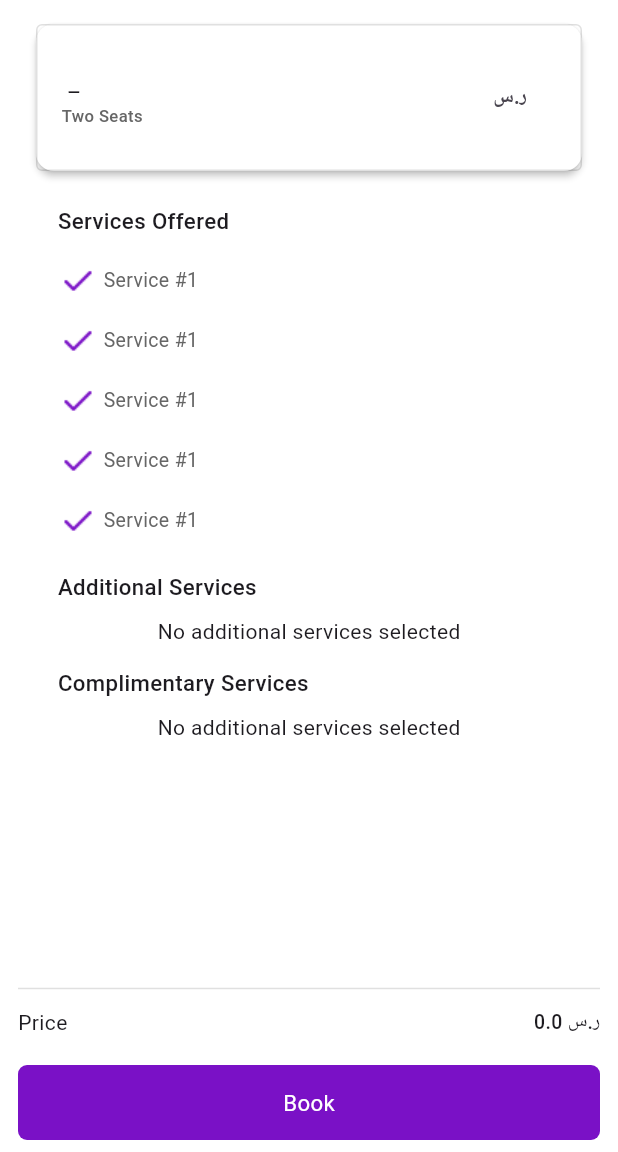
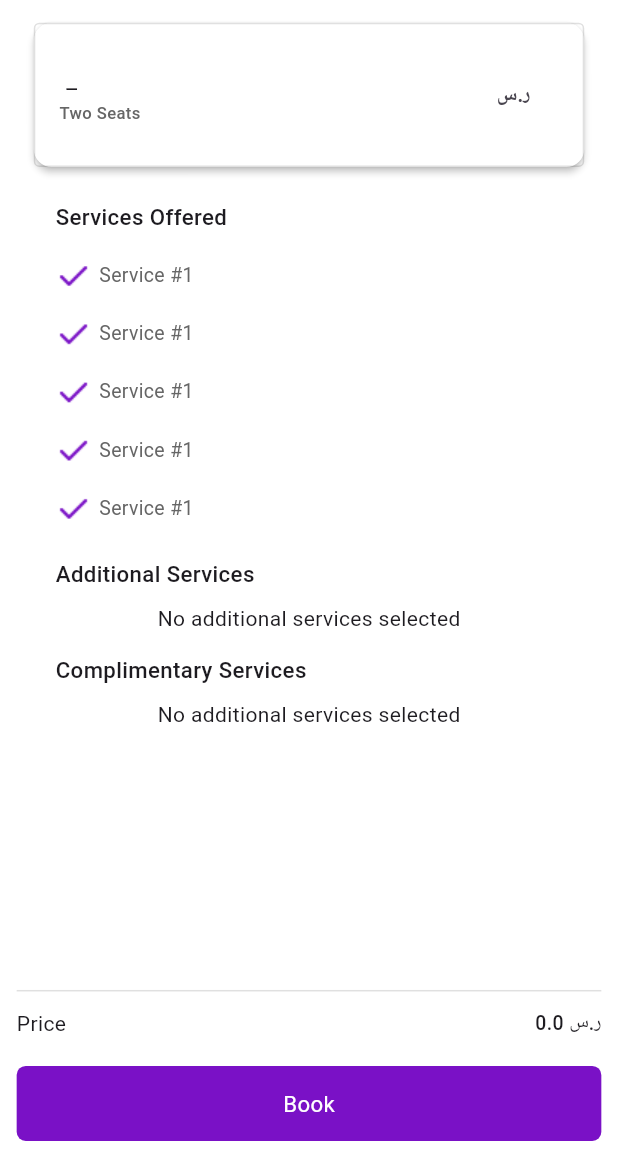
Before and after one commit to BahiOsama/best_touch, a Flutter app: the NormalWash screen opened directly with empty values, after a tap on "Book", on a phone screen of 412 x 824 dp, the part 84-1236 px from its top. Run offline on Flutter 3.47's test engine with Material 3 defaults, Android fonts, the light colour scheme and no system bars; our stand-ins replace bloc, carousel_slider, dartz, dio, dots_indicator, easy_localization and 17 more; missing offline and left inert: app_settings, svg_image, webview_flutter_android, webview_flutter_wkwebview; accounts and stored records are empty; network calls fail.

Commit message:
screenUtils

```diff
--- a/lib/home_screen/presentation/screens/bottom_nav_bar_screen.dart
+++ b/lib/home_screen/presentation/screens/bottom_nav_bar_screen.dart
@@ -46,7 +46,7 @@ class _BottomNavBarScreenState extends State<BottomNavBarScreen> {
               icon: SizedBox(
                 height: 33.r,
                 child: Icon(
-                  size: 32,
+                  size: 32.r,
                   Icons.home,
                   color: currentIndex == 0
                       ? AppColors.secondColor
--- a/lib/home_screen/presentation/screens/car_Wash_Stations.dart
+++ b/lib/home_screen/presentation/screens/car_Wash_Stations.dart
@@ -52,7 +52,7 @@ class _CarWashStationsState extends State<CarWashStations> {
                       ),
                     ),
                     backgroundColor: Colors.white,
-                    expandedHeight: 30,
+                    expandedHeight: 30.r,
                     floating: false,
                     pinned: true,
                   ),
--- a/lib/home_screen/presentation/screens/data_form.dart
+++ b/lib/home_screen/presentation/screens/data_form.dart
@@ -46,7 +46,7 @@ class _DataFormState extends State<DataForm> {
           children: [
             15.verticalSpace,
             Padding(
-              padding: const EdgeInsets.only(right: 4),
+              padding: EdgeInsets.only(right: 4.r),
               child: Row(
                 children: [
                   Image.asset(
@@ -125,7 +125,7 @@ class _DataFormState extends State<DataForm> {
                     ),
                   ),
                 ),
-                const SizedBox(width: 10),
+                SizedBox(width: 10.r),
                 Expanded(
                   child: TextField(
                     decoration: InputDecoration(
@@ -226,7 +226,7 @@ class _DataFormState extends State<DataForm> {
                     gravity: ToastGravity.BOTTOM,
                     backgroundColor: Colors.red,
                     textColor: Colors.white,
-                    fontSize: 16.0,
+                    fontSize: 16.0.r,
                   );
                 } else {
                   showDialog(
--- a/lib/home_screen/presentation/screens/home_screen.dart
+++ b/lib/home_screen/presentation/screens/home_screen.dart
@@ -93,7 +93,7 @@ class _HomeScreenState extends State<HomeScreen> {
                               image: image);
                         },
                         options: CarouselOptions(
-                          height: 140,
+                          height: 140.r,
                           aspectRatio: 16 / 9,
                           viewportFraction: 0.8,
                           initialPage: 0,
@@ -115,8 +115,8 @@ class _HomeScreenState extends State<HomeScreen> {
                         ),
                       ),
                       Positioned(
-                        bottom: 8,
-                        right: 170,
+                        bottom: 8.r,
+                        right: 170.r,
                         child: DotsIndicator(
                           decorator: const DotsDecorator(
                             activeColor: Colors.yellow,
--- a/lib/home_screen/presentation/screens/normal_wash.dart
+++ b/lib/home_screen/presentation/screens/normal_wash.dart
@@ -97,7 +97,7 @@ class _NormalWashState extends State<NormalWash> {
         slivers: [
           SliverToBoxAdapter(
             child: Padding(
-              padding: const EdgeInsets.symmetric(horizontal: 20),
+              padding: EdgeInsets.symmetric(horizontal: 20.r),
               child: Column(
                 crossAxisAlignment: CrossAxisAlignment.stretch,
                 children: [
@@ -116,7 +116,8 @@ class _NormalWashState extends State<NormalWash> {
               (context, index) {
                 return Padding(
                   padding:
-                      const EdgeInsets.symmetric(vertical: 8.0, horizontal: 20),
+                      const EdgeInsets.symmetric(vertical: 8.0, horizontal: 20)
+                          .r,
                   child: Row(
                     children: [
                       Image.asset(
@@ -137,7 +138,7 @@ class _NormalWashState extends State<NormalWash> {
           SliverToBoxAdapter(
             child: Padding(
               padding:
-                  const EdgeInsets.symmetric(vertical: 8.0, horizontal: 20),
+                  const EdgeInsets.symmetric(vertical: 8.0, horizontal: 20).r,
               child: Column(
                 crossAxisAlignment: CrossAxisAlignment.stretch,
                 children: [
@@ -156,18 +157,18 @@ class _NormalWashState extends State<NormalWash> {
               childCount: additionalServicesSelected.length,
               (context, index) {
                 return Padding(
-                  padding: const EdgeInsets.only(right: 4, left: 12),
+                  padding: const EdgeInsets.only(right: 4, left: 12).r,
                   child: Row(
                     mainAxisAlignment: MainAxisAlignment.spaceBetween,
                     children: [
                       Row(
                         children: [
                           Transform.scale(
-                            scale: 1.2,
+                            scale: 1.2.r,
                             child: Checkbox(
                               activeColor: Colors.green,
                               shape: ContinuousRectangleBorder(
-                                  borderRadius: BorderRadius.circular(6)),
+                                  borderRadius: BorderRadius.circular(6.r)),
                               focusColor: AppColors.whiteColor,
                               side: const BorderSide(
                                   color: AppColors.transperantBlack),
@@ -200,7 +201,7 @@ class _NormalWashState extends State<NormalWash> {
           SliverToBoxAdapter(
             child: Padding(
               padding:
-                  const EdgeInsets.symmetric(vertical: 8.0, horizontal: 20),
+                  const EdgeInsets.symmetric(vertical: 8.0, horizontal: 20).r,
               child: Column(
                 crossAxisAlignment: CrossAxisAlignment.stretch,
                 children: [
@@ -219,18 +220,18 @@ class _NormalWashState extends State<NormalWash> {
               childCount: 5,
               (context, index) {
                 return Padding(
-                  padding: const EdgeInsets.only(right: 4, left: 12),
+                  padding: const EdgeInsets.only(right: 4, left: 12).r,
                   child: Row(
                     mainAxisAlignment: MainAxisAlignment.spaceBetween,
                     children: [
                       Row(
                         children: [
                           Transform.scale(
-                            scale: 1.2,
+                            scale: 1.2.r,
                             child: Checkbox(
                               activeColor: Colors.green,
                               shape: ContinuousRectangleBorder(
-                                  borderRadius: BorderRadius.circular(6)),
+                                  borderRadius: BorderRadius.circular(6.r)),
                               focusColor: AppColors.whiteColor,
                               side: const BorderSide(
                                   color: AppColors.transperantBlack),
@@ -265,12 +266,12 @@ class _NormalWashState extends State<NormalWash> {
         decoration: const BoxDecoration(
           border: Border(top: BorderSide(color: Colors.black12)),
         ),
-        margin: const EdgeInsets.symmetric(horizontal: 12, vertical: 8),
+        margin: const EdgeInsets.symmetric(horizontal: 12, vertical: 8).r,
         child: Column(
           mainAxisSize: MainAxisSize.min,
           children: [
             Padding(
-              padding: const EdgeInsets.only(top: 12.0),
+              padding: const EdgeInsets.only(top: 12.0).r,
               child: Row(
                 mainAxisAlignment: MainAxisAlignment.spaceBetween,
                 children: [
@@ -286,7 +287,7 @@ class _NormalWashState extends State<NormalWash> {
             ),
             if (additionalServicesSelected.contains(true))
               Padding(
-                padding: const EdgeInsets.only(top: 6.0),
+                padding: EdgeInsets.only(top: 6.0.r),
                 child: Column(
                   children: [
                     Row(
@@ -302,7 +303,7 @@ class _NormalWashState extends State<NormalWash> {
                       ],
                     ),
                     Padding(
-                      padding: const EdgeInsets.only(top: 6.0),
+                      padding: EdgeInsets.only(top: 6.0.r),
                       child: Row(
                         mainAxisAlignment: MainAxisAlignment.spaceBetween,
                         children: [
--- a/lib/home_screen/presentation/screens/reservation_confirm.dart
+++ b/lib/home_screen/presentation/screens/reservation_confirm.dart
@@ -53,7 +53,7 @@ class _ReservationConfirmState extends State<ReservationConfirm> {
         ),
       ),
       body: Padding(
-        padding: const EdgeInsets.only(top: 12, right: 20, left: 20),
+        padding: const EdgeInsets.only(top: 12, right: 20, left: 20).r,
         child: CustomScrollView(
           slivers: [
             SliverToBoxAdapter(
@@ -62,13 +62,13 @@ class _ReservationConfirmState extends State<ReservationConfirm> {
                 color: Colors.white,
                 child: Container(
                   decoration: BoxDecoration(
-                      borderRadius: BorderRadius.circular(4),
+                      borderRadius: BorderRadius.circular(4.r),
                       border: Border.all(color: Colors.black12)),
                   padding: const EdgeInsets.only(
                     top: 12,
                     bottom: 12,
                     right: 12,
-                  ),
+                  ).r,
                   child: ListTile(
                     title: Row(
                       children: [
@@ -127,7 +127,8 @@ class _ReservationConfirmState extends State<ReservationConfirm> {
                 (context, index) {
                   return Padding(
                     padding: const EdgeInsets.symmetric(
-                        vertical: 8.0, horizontal: 20),
+                            vertical: 8.0, horizontal: 20)
+                        .r,
                     child: Row(
                       children: [
                         Image.asset(
@@ -170,7 +171,7 @@ class _ReservationConfirmState extends State<ReservationConfirm> {
                               child: Checkbox(
                                 activeColor: Colors.green,
                                 shape: ContinuousRectangleBorder(
-                                    borderRadius: BorderRadius.circular(6)),
+                                    borderRadius: BorderRadius.circular(6.r)),
                                 focusColor: AppColors.whiteColor,
                                 side: const BorderSide(
                                     color: AppColors.transperantBlack),
@@ -206,7 +207,7 @@ class _ReservationConfirmState extends State<ReservationConfirm> {
                               child: Checkbox(
                                 activeColor: Colors.green,
                                 shape: ContinuousRectangleBorder(
-                                    borderRadius: BorderRadius.circular(6)),
+                                    borderRadius: BorderRadius.circular(6.r)),
                                 focusColor: AppColors.whiteColor,
                                 side: const BorderSide(
                                     color: AppColors.transperantBlack),
@@ -229,12 +230,12 @@ class _ReservationConfirmState extends State<ReservationConfirm> {
       bottomNavigationBar: Container(
         decoration: const BoxDecoration(
             border: Border(top: BorderSide(color: Colors.black12))),
-        margin: const EdgeInsets.symmetric(horizontal: 12, vertical: 8),
+        margin: const EdgeInsets.symmetric(horizontal: 12, vertical: 8).r,
         child: Column(
           mainAxisSize: MainAxisSize.min,
           children: [
             Padding(
-              padding: const EdgeInsets.only(top: 12.0),
+              padding: const EdgeInsets.only(top: 12.0).r,
               child: Row(
                 mainAxisAlignment: MainAxisAlignment.spaceBetween,
                 children: [
@@ -250,7 +251,7 @@ class _ReservationConfirmState extends State<ReservationConfirm> {
             ),
             if (additionalServicesSelected.contains(true))
               Padding(
-                padding: const EdgeInsets.only(top: 6.0),
+                padding: const EdgeInsets.only(top: 6.0).r,
                 child: Column(
                   children: [
                     Row(
@@ -266,7 +267,7 @@ class _ReservationConfirmState extends State<ReservationConfirm> {
                       ],
                     ),
                     Padding(
-                      padding: const EdgeInsets.only(top: 6.0),
+                      padding: const EdgeInsets.only(top: 6.0).r,
                       child: Row(
                         mainAxisAlignment: MainAxisAlignment.spaceBetween,
                         children: [
```
Also changed, not shown: lib/home_screen/presentation/screens/filter_results.dart (+4 -4 lines), lib/home_screen/presentation/screens/loyality_points.dart (+10 -10 lines), lib/home_screen/presentation/screens/notifications.dart (+8 -8 lines), lib/home_screen/presentation/screens/packages.dart (+8 -8 lines), lib/home_screen/presentation/screens/payment.dart (+12 -10 lines), lib/home_screen/presentation/screens/rate_us.dart (+9 -8 lines), lib/home_screen/presentation/screens/reservations.dart (+10 -10 lines).
